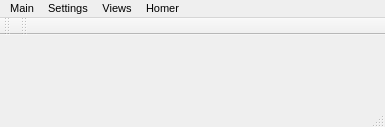
Qt form Homer/forms/MainWindow.ui (Homer-Conferencing/Homer-Conferencing) before a commit.
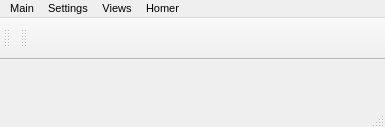
The same form after that commit. Icons and pictures are not drawn.

What changed in the file:
```diff
--- a/Homer/forms/MainWindow.ui
+++ b/Homer/forms/MainWindow.ui
@@ -15,6 +15,7 @@
   </property>
   <property name="font">
    <font>
+    <family>Arial</family>
     <pointsize>8</pointsize>
    </font>
   </property>
@@ -138,6 +139,17 @@
    <addaction name="mMenuHomer"/>
   </widget>
   <widget class="QToolBar" name="mToolBarOnlineStatus">
+   <property name="minimumSize">
+    <size>
+     <width>0</width>
+     <height>42</height>
+    </size>
+   </property>
+   <property name="font">
+    <font>
+     <family>Arial</family>
+    </font>
+   </property>
    <property name="contextMenuPolicy">
     <enum>Qt::DefaultContextMenu</enum>
    </property>
@@ -169,9 +181,26 @@
    </property>
   </widget>
   <widget class="QToolBar" name="mToolBarMediaSources">
+   <property name="minimumSize">
+    <size>
+     <width>0</width>
+     <height>0</height>
+    </size>
+   </property>
+   <property name="font">
+    <font>
+     <family>Arial</family>
+    </font>
+   </property>
    <property name="windowTitle">
     <string>Video/audio source</string>
    </property>
+   <property name="iconSize">
+    <size>
+     <width>22</width>
+     <height>22</height>
+    </size>
+   </property>
    <attribute name="toolBarArea">
     <enum>TopToolBarArea</enum>
    </attribute>
```
Left out of the diff: 14 changed lines with no effect on the pictures.
